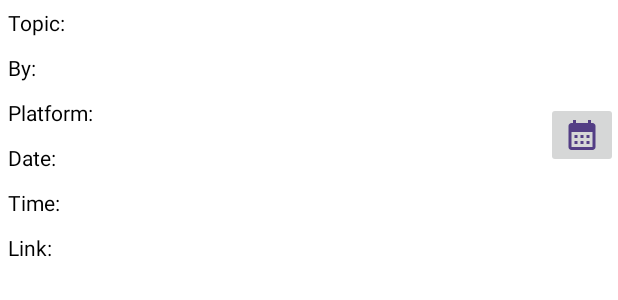
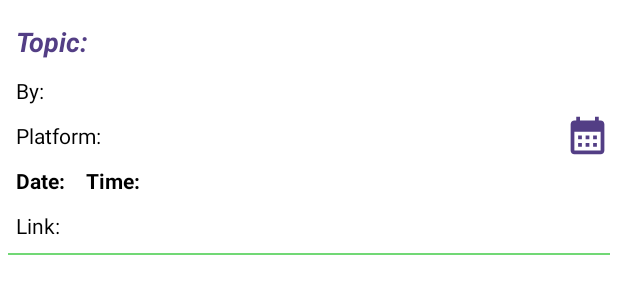
Before and after one commit to swarnima14/Connect-All-App, an Android app: the layout talk_list_item_view.xml on its own in the app's theme, with its tools: preview values and no code run, on a phone screen of 412 x 824 dp. Shown: the top 300 px of the screen. Run offline under Robolectric (Android 15) with nearby library versions, the phone set to English and light mode, and no system bars; Roboto replaces fonts that are not available here.

Commit message:
ui of talk_view_item_list changed

```diff
--- a/app/src/main/res/drawable/calendar.xml
+++ b/app/src/main/res/drawable/calendar.xml
@@ -1,6 +1,6 @@
 <vector xmlns:android="http://schemas.android.com/apk/res/android"
-    android:width="24dp"
-    android:height="24dp"
+    android:width="30dp"
+    android:height="30dp"
     android:viewportWidth="24"
     android:viewportHeight="24">
   <path
--- a/app/src/main/res/layout/activity_view_talk_schedule.xml
+++ b/app/src/main/res/layout/activity_view_talk_schedule.xml
@@ -4,7 +4,8 @@
     xmlns:tools="http://schemas.android.com/tools"
     android:layout_width="match_parent"
     android:layout_height="match_parent"
-    tools:context=".ViewTalkScheduleActivity">
+    tools:context=".ViewTalkScheduleActivity"
+    android:background="#F2EDFF">
 
     <androidx.recyclerview.widget.RecyclerView
         android:id="@+id/rvSchedule"
--- a/app/src/main/res/layout/talk_list_item_view.xml
+++ b/app/src/main/res/layout/talk_list_item_view.xml
@@ -2,7 +2,11 @@
 <androidx.constraintlayout.widget.ConstraintLayout xmlns:android="http://schemas.android.com/apk/res/android"
     android:layout_width="match_parent"
     android:layout_height="wrap_content"
-    xmlns:app="http://schemas.android.com/apk/res-auto">
+    xmlns:app="http://schemas.android.com/apk/res-auto"
+    android:layout_marginStart="5dp"
+    android:layout_marginEnd="5dp"
+    android:layout_marginTop="10dp"
+    android:background="@color/white">
 
     <TextView
         android:id="@+id/tvTopic"
@@ -11,13 +15,13 @@
         app:layout_constraintStart_toStartOf="parent"
         app:layout_constraintTop_toTopOf="parent"
         android:text="Topic: "
-        android:textSize="14sp"
-        android:textColor="@color/black"
+        android:textStyle="italic|bold"
+        android:textSize="18sp"
+        android:textColor="@color/colorPrimaryDark"
         android:padding="5sp"/>
 
     <TextView
         android:id="@+id/tvHost"
-
         android:layout_width="wrap_content"
         android:layout_height="wrap_content"
         app:layout_constraintStart_toStartOf="parent"
@@ -45,6 +49,7 @@
         app:layout_constraintStart_toStartOf="parent"
         app:layout_constraintTop_toBottomOf="@id/tvPlatform"
         android:text="Date: "
+        android:textStyle="bold"
         android:textSize="14sp"
         android:textColor="@color/black"
         android:padding="5sp"/>
@@ -53,9 +58,10 @@
         android:id="@+id/tvTime"
         android:layout_width="wrap_content"
         android:layout_height="wrap_content"
-        app:layout_constraintStart_toStartOf="parent"
-        app:layout_constraintTop_toBottomOf="@id/tvDate"
+        app:layout_constraintStart_toEndOf="@id/tvDate"
+        app:layout_constraintTop_toBottomOf="@id/tvPlatform"
         android:text="Time: "
+        android:textStyle="bold"
         android:textSize="14sp"
         android:textColor="@color/black"
         android:padding="5sp"/>
@@ -71,7 +77,7 @@
         android:textColor="@color/black"
         android:padding="5sp"/>
 
-    <ImageButton
+    <ImageView
         android:id="@+id/ibCalendar"
         android:layout_width="wrap_content"
         android:layout_height="wrap_content"
@@ -80,4 +86,13 @@
         app:layout_constraintTop_toTopOf="parent"
         android:src="@drawable/calendar"/>
 
+    <View
+        android:id="@+id/viewNavigation"
+        android:layout_width="match_parent"
+        android:layout_height="1.5dp"
+        android:background="#71D875"
+        app:layout_constraintTop_toBottomOf="@id/tvLink"
+        app:layout_constraintStart_toStartOf="parent"
+        android:layout_marginTop="3dp"/>
+
 </androidx.constraintlayout.widget.ConstraintLayout>
```
Also changed, not shown: app/src/main/java/com/app/connectall/TalkScheduleAdapter.java (+6 -5 lines).
